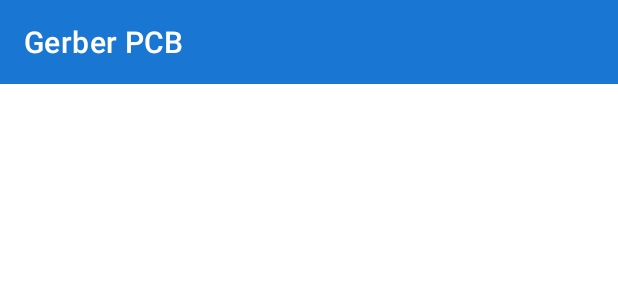
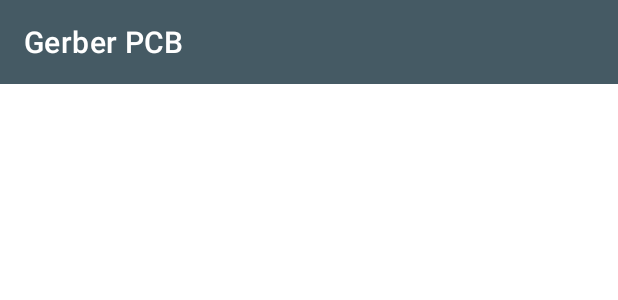
Before and after one commit to raininforest/gerber-pcb-android, an Android app: the layout activity_main.xml on its own in the app's theme, with its tools: preview values and no code run, on a phone screen of 412 x 824 dp. Shown: the top 300 px of the screen. Run offline under Robolectric (Android 15) with nearby library versions, the phone set to English and light mode, and no system bars.

Commit message:
change colors

```diff
--- a/app/src/main/res/values/colors.xml
+++ b/app/src/main/res/values/colors.xml
@@ -1,11 +1,11 @@
 <?xml version="1.0" encoding="utf-8"?>
 <resources>
-    <color name="primaryColor">#1976d2</color>
-    <color name="primaryLightColor">#63a4ff</color>
-    <color name="primaryDarkColor">#004ba0</color>
-    <color name="secondaryColor">#1976d2</color>
-    <color name="secondaryLightColor">#63a4ff</color>
-    <color name="secondaryDarkColor">#004ba0</color>
+    <color name="primaryColor">#455a64</color>
+    <color name="primaryLightColor">#718792</color>
+    <color name="primaryDarkColor">#1c313a</color>
+    <color name="secondaryColor">#455a64</color>
+    <color name="secondaryLightColor">#718792</color>
+    <color name="secondaryDarkColor">#1c313a</color>
     <color name="black">#FF000000</color>
     <color name="white">#FFFFFFFF</color>
 </resources>
```
